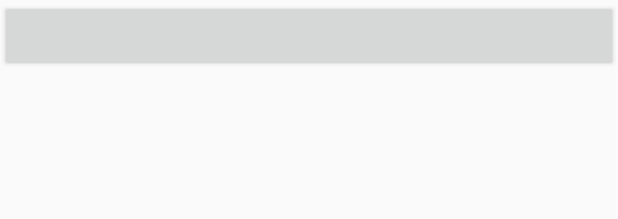
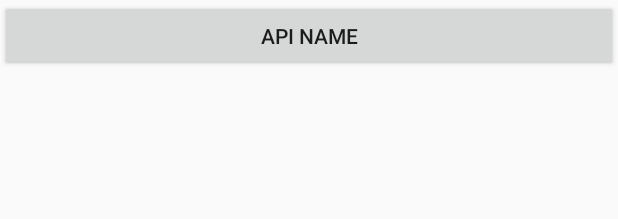
Before and after one commit to parkjangwon/capyCaller, an Android app built with Jetpack Compose: the layout widget_button.xml on its own in the app's theme, with its tools: preview values and no code run, on a phone screen of 412 x 824 dp. Shown: the top 219 px of the screen. Run offline under Robolectric (Android 15) with nearby library versions, the phone set to English and light mode, and no system bars.

Commit message:
chore : 오탈자 수정

```diff
--- a/app/src/main/res/layout/widget_button.xml
+++ b/app/src/main/res/layout/widget_button.xml
@@ -2,5 +2,5 @@
 <Button xmlns:android="http://schemas.android.com/apk/res/android"
     android:id="@+id/widget_button"
     android:layout_width="match_parent"
-    android.text="API Name"
+    android:text="API Name"
     android:layout_height="wrap_content" />
```
